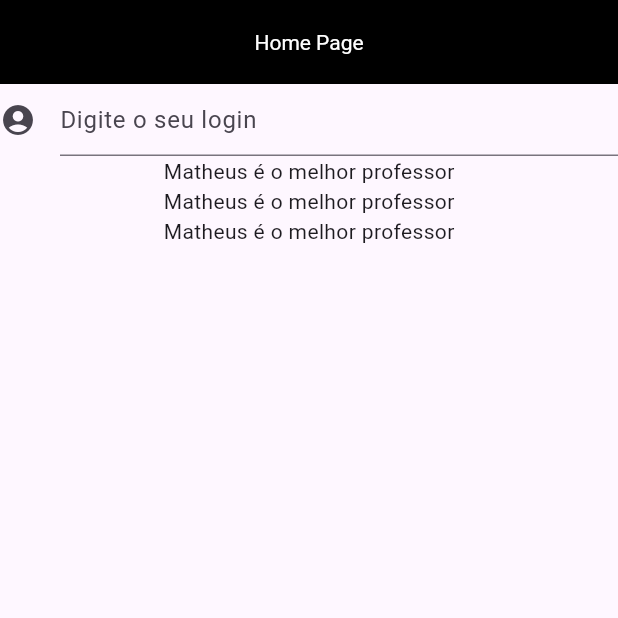
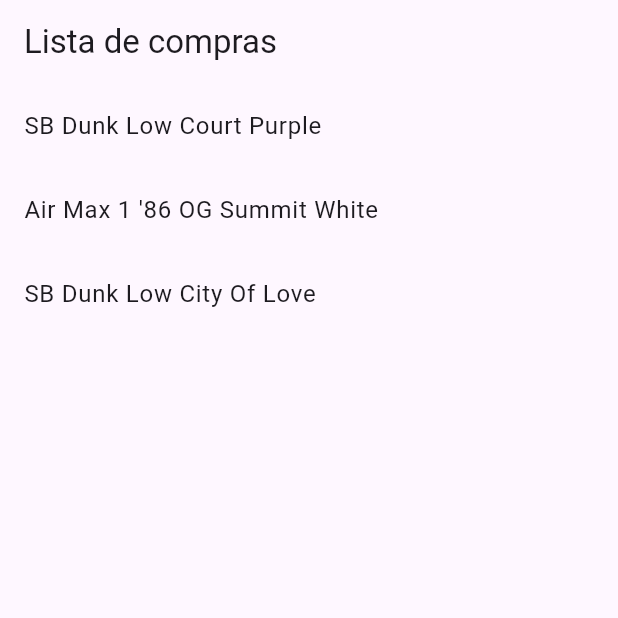
Before and after one commit to Matheus-mt10/Projeto-Flutter-DB15, a Flutter app: the screen it shows after launch, on a phone screen of 412 x 824 dp, the top half of it. Run offline on Flutter 3.47's test engine with Material 3 defaults, Android fonts, the phone set to English and light mode, and no system bars.

Commit message:
Update código DB15-005

```diff
--- a/lib/main.dart
+++ b/lib/main.dart
@@ -3,7 +3,7 @@ import 'package:flutter/material.dart';
 void main() {
   runApp(const MaterialApp(
     title: "Meu primeiro App",
-    home: PaginaPrincipal(),
+    home: TelaListaDeCompras(),
   ));
 }
 
@@ -23,18 +23,60 @@ class _PaginaPrincipalState extends State<PaginaPrincipal> {
             centerTitle: true,
             titleTextStyle: const TextStyle(color: Colors.white),
             backgroundColor: Colors.black),
-        body: Column(
+        body: Padding(
+          padding: const EdgeInsets.all(25.0),
+          child: Column(
+            mainAxisAlignment: MainAxisAlignment.center,
             children: [
               TextFormField(
-              decoration: InputDecoration(
+                decoration: const InputDecoration(
                   icon: Icon(Icons.account_circle),
                   hintText: "Digite o seu login",
                 ),
               ),
-            Text("Matheus é o melhor professor"),
-            Text("Matheus é o melhor professor"),
-            Text("Matheus é o melhor professor"),
+              TextFormField(
+                decoration: const InputDecoration(
+                    icon: Icon(Icons.password), hintText: "Digite a sua senha"),
+                obscureText: true,
+              ),
+              Padding(
+                padding: const EdgeInsets.all(25.0),
+                child: ElevatedButton(
+                    onPressed: () {}, child: const Text("Login")),
+              )
             ],
+          ),
         ));
   }
 }
+
+class TelaListaDeCompras extends StatefulWidget {
+  const TelaListaDeCompras({super.key});
+
+  @override
+  State<TelaListaDeCompras> createState() => _TelaListaDeComprasState();
+}
+
+class _TelaListaDeComprasState extends State<TelaListaDeCompras> {
+
+   List <String> listaDeProdutos = [
+      "SB Dunk Low Court Purple",
+      "Air Max 1 '86 OG Summit White",
+      "SB Dunk Low City Of Love"
+    ];
+
+  @override
+  Widget build(BuildContext context) {
+    return Scaffold(
+        appBar: AppBar(
+          title: const Text("Lista de compras"),
+        ),
+        body: ListView.builder(
+            itemCount: listaDeProdutos.length,
+            itemBuilder: (context, index) {
+              return ListTile(
+                title: Text(listaDeProdutos[index]),
+              );
+            }));
+  }
+}
```
Lines whose indentation alone changed are shown as unchanged.
